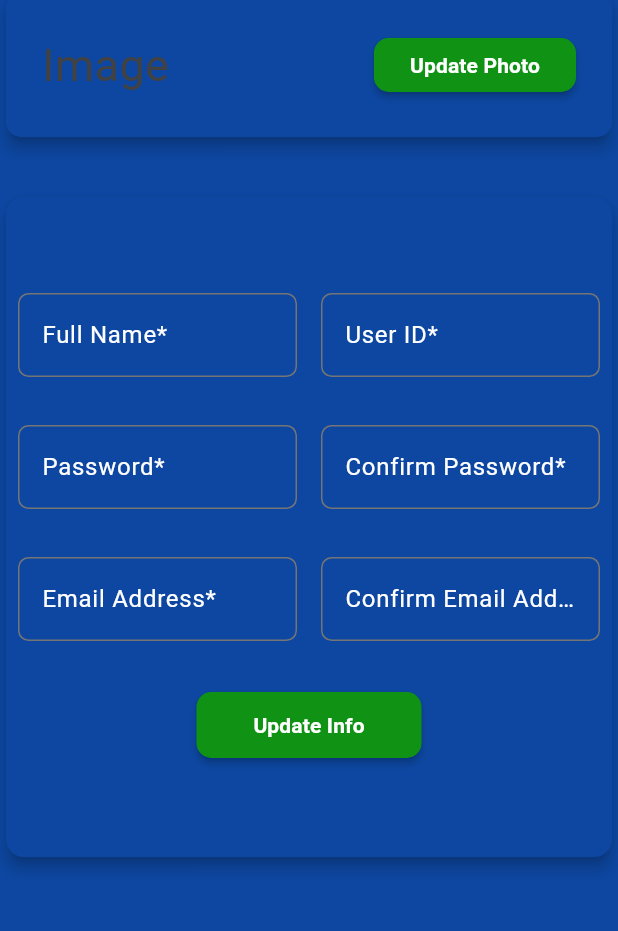
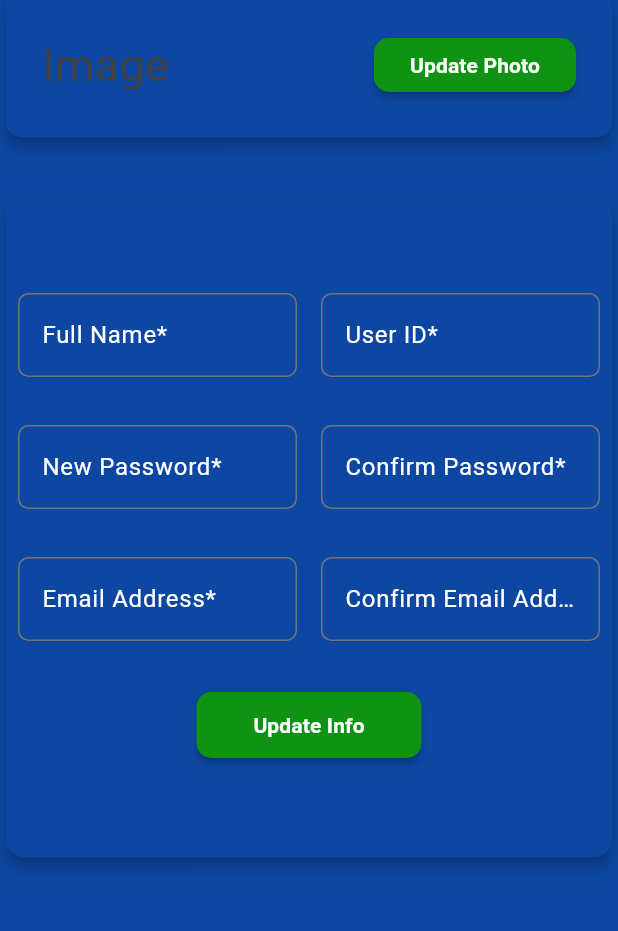
Before and after one commit to Kyusans/flutter-csdl-admin, a Flutter app: the Dashboard screen opened by its route, on a phone screen of 412 x 824 dp, the part 97-1028 px from its top. Run offline on Flutter 3.47's test engine with Material 3 defaults, Android fonts, the light colour scheme and no system bars; network calls fail.

Commit message:
added admin info in user_profile.dart

```diff
--- a/lib/main.dart
+++ b/lib/main.dart
@@ -22,7 +22,7 @@ class MyApp extends StatelessWidget {
         '/addScholar': (context) => const AddScholar(),
       },
       debugShowCheckedModeBanner: false,
-      home: Dashboard(),
+      home: LoginPage(),
       //LoginPage()
       theme: lightMode,
       darkTheme: darkMode,
--- a/lib/pages/user_profile.dart
+++ b/lib/pages/user_profile.dart
@@ -1,6 +1,9 @@
+import 'dart:convert';
+import 'package:http/http.dart' as http;
 import 'package:flutter/material.dart';
 import 'package:flutter_csdl_admin/components/my_button.dart';
 import 'package:flutter_csdl_admin/components/my_textfield.dart';
+import 'package:flutter_csdl_admin/session_storage.dart';
 
 class UserProfile extends StatefulWidget {
   const UserProfile({Key? key}) : super(key: key);
@@ -16,6 +19,33 @@ class _UserProfileState extends State<UserProfile> {
   TextEditingController _confirmPasswordController = TextEditingController();
   TextEditingController _emailController = TextEditingController();
   TextEditingController _confirmEmailController = TextEditingController();
+
+  @override
+  void initState() {
+    // TODO: implement initState
+    super.initState();
+    _fullNameController.text = SessionStorage.fullName;
+    _userIdController.text = SessionStorage.employeeId;
+    _emailController.text = SessionStorage.email;
+  }
+
+  // void getAdminInfo() async {
+  //   var url = Uri.parse("${SessionStorage.url}admin.php");
+  //   Map<String, String> jsonData = {
+  //     "json": SessionStorage.userId,
+  //   };
+  //   Map<String, String> requestBody = {
+  //     "json": jsonEncode(jsonData),
+  //     "operation": "getAdminInfo"
+  //   };
+
+  //   var res = await http.post(url, body: requestBody);
+
+  //   if (res.body != "0") {
+  //     var response = json.decode(res.body);
+  //   }
+  // }
+
   @override
   Widget build(BuildContext context) {
     return Column(
@@ -108,7 +138,7 @@ class _UserProfileState extends State<UserProfile> {
                       child: Padding(
                         padding: const EdgeInsets.symmetric(horizontal: 8.0),
                         child: MyTextField(
-                          labelText: "Password*",
+                          labelText: "New Password*",
                           obscureText: false,
                           willValidate: true,
                           controller: _passwordController,
--- a/lib/session_storage.dart
+++ b/lib/session_storage.dart
@@ -1,3 +1,7 @@
 class SessionStorage {
   static const String url = "http://localhost/csdl/api/";
+  static String userId = "";
+  static String fullName = "";
+  static String email = "";
+  static String employeeId = "";
 }
```
Also changed, not shown: lib/pages/login_page.dart (+13 -0 lines).
